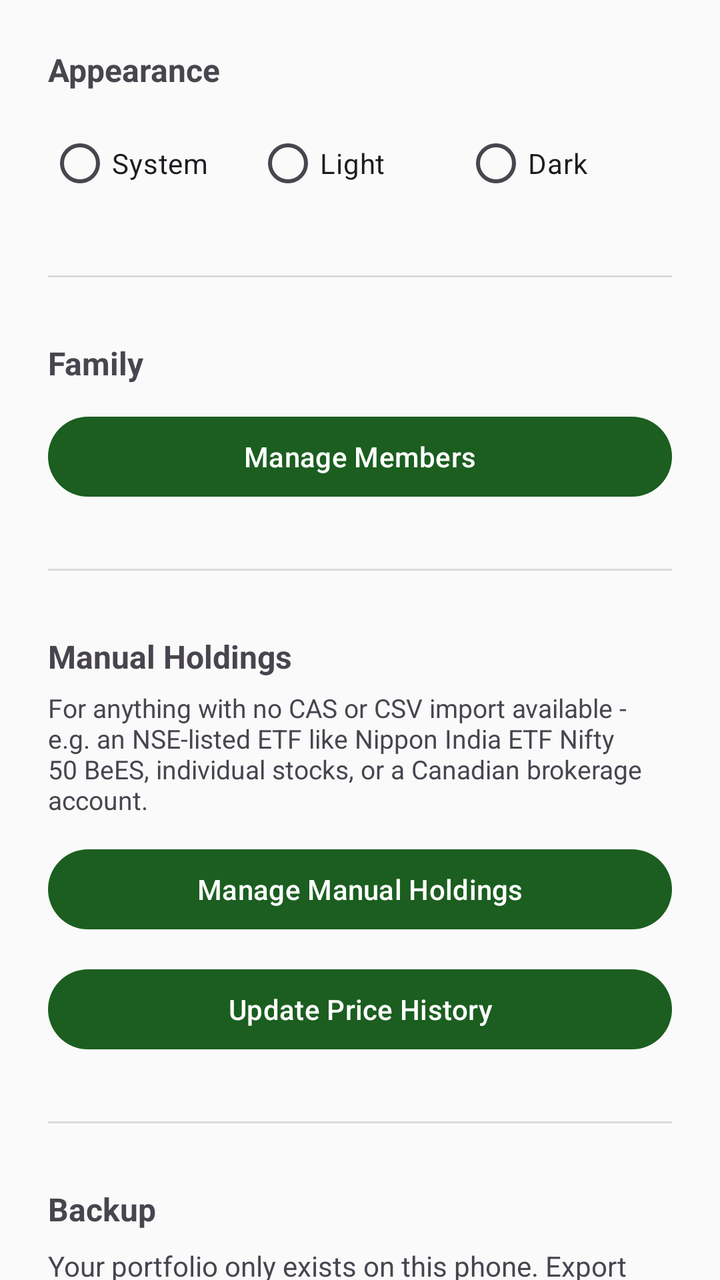
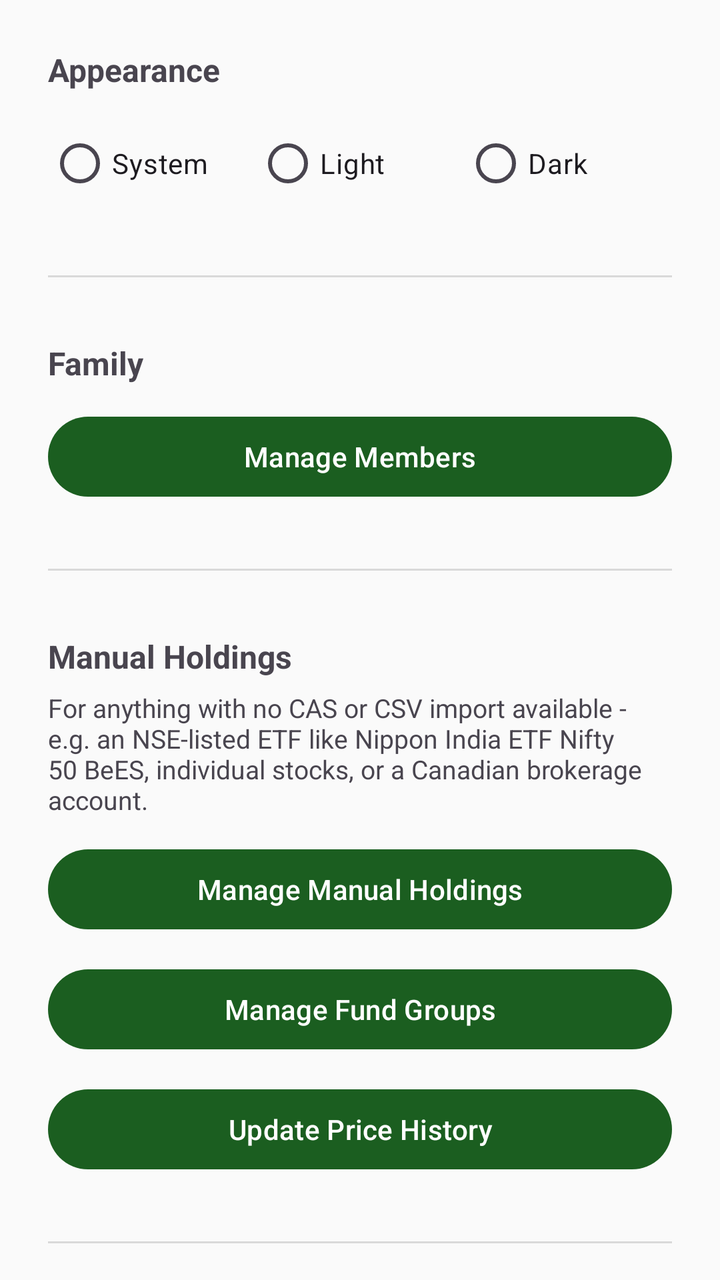

Two renders of the same Android screen: before a commit and after it. Below are the layout's source before the change and the commit's diff.
<!-- AndroidManifest.xml: application theme Theme.PersonalPortfolio -->
<!-- res/layout/activity_settings.xml -->
<?xml version="1.0" encoding="utf-8"?>
<androidx.core.widget.NestedScrollView xmlns:android="http://schemas.android.com/apk/res/android"
    android:layout_width="match_parent"
    android:layout_height="match_parent"
    android:fillViewport="true">

<LinearLayout xmlns:android="http://schemas.android.com/apk/res/android"
    android:layout_width="match_parent"
    android:layout_height="wrap_content"
    android:orientation="vertical"
    android:padding="24dp">

    <TextView
        android:layout_width="match_parent"
        android:layout_height="wrap_content"
        android:textSize="16sp"
        android:textStyle="bold"
        android:text="Appearance" />

    <RadioGroup
        android:id="@+id/themeRadioGroup"
        android:layout_width="match_parent"
        android:layout_height="wrap_content"
        android:orientation="horizontal"
        android:layout_marginTop="12dp">

        <RadioButton
            android:id="@+id/themeSystemRadio"
            android:layout_width="0dp"
            android:layout_height="wrap_content"
            android:layout_weight="1"
            android:text="System" />

        <RadioButton
            android:id="@+id/themeLightRadio"
            android:layout_width="0dp"
            android:layout_height="wrap_content"
            android:layout_weight="1"
            android:text="Light" />

        <RadioButton
            android:id="@+id/themeDarkRadio"
            android:layout_width="0dp"
            android:layout_height="wrap_content"
            android:layout_weight="1"
            android:text="Dark" />

    </RadioGroup>

    <View
        android:layout_width="match_parent"
        android:layout_height="1dp"
        android:background="#22000000"
        android:layout_marginTop="32dp"
        android:layout_marginBottom="32dp" />

    <TextView
        android:layout_width="match_parent"
        android:layout_height="wrap_content"
        android:textSize="16sp"
        android:textStyle="bold"
        android:text="Family" />

    <Button
        android:id="@+id/manageMembersButton"
        android:layout_width="match_parent"
        android:layout_height="wrap_content"
        android:layout_marginTop="12dp"
        android:text="Manage Members" />

    <View
        android:layout_width="match_parent"
        android:layout_height="1dp"
        android:background="#22000000"
        android:layout_marginTop="32dp"
        android:layout_marginBottom="32dp" />

    <TextView
        android:layout_width="match_parent"
        android:layout_height="wrap_content"
        android:textSize="16sp"
        android:textStyle="bold"
        android:text="Manual Holdings" />

    <TextView
        android:layout_width="match_parent"
        android:layout_height="wrap_content"
        android:layout_marginTop="6dp"
        android:textSize="13sp"
        android:text="For anything with no CAS or CSV import available - e.g. an NSE-listed ETF like Nippon India ETF Nifty 50 BeES, individual stocks, or a Canadian brokerage account." />

    <Button
        android:id="@+id/manageForeignHoldingsButton"
        android:layout_width="match_parent"
        android:layout_height="wrap_content"
        android:layout_marginTop="12dp"
        android:text="Manage Manual Holdings" />

    <Button
        android:id="@+id/updateHistoryButton"
        android:layout_width="match_parent"
        android:layout_height="wrap_content"
        android:layout_marginTop="12dp"
        android:text="Update Price History" />

    <View
        android:layout_width="match_parent"
        android:layout_height="1dp"
        android:background="#22000000"
        android:layout_marginTop="32dp"
        android:layout_marginBottom="32dp" />

    <TextView
        android:layout_width="match_parent"
        android:layout_height="wrap_content"
        android:textSize="16sp"
        android:textStyle="bold"
        android:text="Backup" />

    <TextView
        android:layout_width="match_parent"
        android:layout_height="wrap_content"
        android:layout_marginTop="8dp"
        android:textSize="14sp"
        android:text="Your portfolio only exists on this phone. Export a backup somewhere safe (Drive, email, another device) every so often." />

    <Button
        android:id="@+id/exportButton"
        android:layout_width="match_parent"
        android:layout_height="wrap_content"
        android:layout_marginTop="20dp"
        android:text="Export Backup" />

    <View
        android:layout_width="match_parent"
        android:layout_height="1dp"
        android:background="#22000000"
        android:layout_marginTop="32dp"
        android:layout_marginBottom="32dp" />

    <TextView
        android:layout_width="match_parent"
        android:layout_height="wrap_content"
        android:textSize="16sp"
        android:textStyle="bold"
        android:text="Restore" />

    <TextView
        android:layout_width="match_parent"
        android:layout_height="wrap_content"
        android:layout_marginTop="8dp"
        android:textSize="14sp"
        android:textColor="#C62828"
        android:text="This REPLACES everything currently in the app with the backup file. Anything added since that backup was made will be lost." />

    <Button
        android:id="@+id/importButton"
        android:layout_width="match_parent"
        android:layout_height="wrap_content"
        android:layout_marginTop="20dp"
        android:text="Restore From Backup" />

    <View
        android:layout_width="match_parent"
        android:layout_height="1dp"
        android:background="#22000000"
        android:layout_marginTop="32dp"
        android:layout_marginBottom="32dp" />

    <TextView
        android:layout_width="match_parent"
        android:layout_height="wrap_content"
        android:textSize="16sp"
        android:textStyle="bold"
        android:textColor="#C62828"
        android:text="Danger Zone" />

    <TextView
        android:layout_width="match_parent"
        android:layout_height="wrap_content"
        android:layout_marginTop="8dp"
        android:textSize="13sp"
        android:textColor="@color/colorNeutral"
        android:text="Your portfolio may reappear automatically after uninstalling and reinstalling this app - that's Android's own Auto Backup feature restoring it from your Google account, not anything cached separately. Use this only if you deliberately want to start completely from scratch." />

    <Button
        android:id="@+id/wipeAllDataButton"
        android:layout_width="match_parent"
        android:layout_height="wrap_content"
        android:layout_marginTop="16dp"
        android:backgroundTint="#C62828"
        android:textColor="#FFFFFF"
        android:text="Wipe All Portfolio Data" />

    <TextView
        android:id="@+id/settingsStatusText"
        android:layout_width="match_parent"
        android:layout_height="wrap_content"
        android:layout_marginTop="24dp"
        android:textSize="14sp" />

</LinearLayout>

</androidx.core.widget.NestedScrollView>
<!-- resources referenced by this layout -->
<resources>
  <color name="colorNeutral">#757575</color>
  <style name="Theme.PersonalPortfolio" parent="Theme.Material3.DayNight.NoActionBar">
          <item name="colorPrimary">@color/colorPrimary</item>
          <item name="colorPrimaryVariant">@color/colorPrimaryVariant</item>
          <item name="colorOnPrimary">@color/colorOnPrimary</item>
  
          <item name="colorSecondary">@color/colorSecondary</item>
          <item name="colorOnSecondary">@color/colorOnSecondary</item>
  
          <item name="android:colorBackground">@color/colorBackground</item>
          <item name="colorOnBackground">@color/colorOnBackground</item>
  
          <item name="colorSurface">@color/colorSurface</item>
          <item name="colorOnSurface">@color/colorOnSurface</item>
  
          <item name="android:statusBarColor">@color/colorPrimaryVariant</item>
      </style>
  <color name="colorPrimary">#1B5E20</color>
  <color name="colorPrimaryVariant">#0D3B12</color>
  <color name="colorOnPrimary">#FFFFFF</color>
  <color name="colorSecondary">#00897B</color>
  <color name="colorOnSecondary">#FFFFFF</color>
  <color name="colorBackground">#FAFAFA</color>
  <color name="colorOnBackground">#1A1A1A</color>
  <color name="colorSurface">#FFFFFF</color>
  <color name="colorOnSurface">#1A1A1A</color>
</resources>

<!-- the commit's change to res/layout/activity_settings.xml (unified diff, before → after) -->
@@ -97,6 +97,13 @@
         android:text="Manage Manual Holdings" />
 
     <Button
+        android:id="@+id/manageFundGroupsButton"
+        android:layout_width="match_parent"
+        android:layout_height="wrap_content"
+        android:layout_marginTop="12dp"
+        android:text="Manage Fund Groups" />
+
+    <Button
         android:id="@+id/updateHistoryButton"
         android:layout_width="match_parent"
         android:layout_height="wrap_content"
